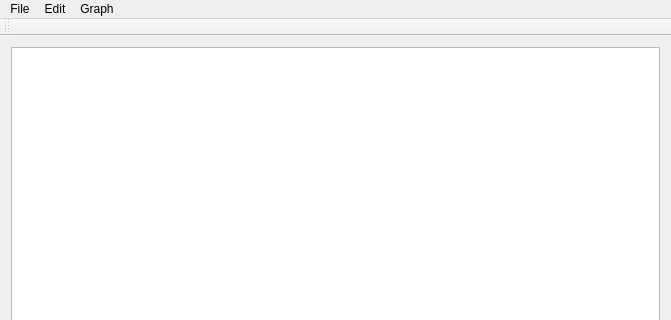
mblong/qtoma2, file qtoma2.ui: the form before one commit; both pictures show x 0 to 671 and y 0 to 320 of the 671 by 458 pixel window.
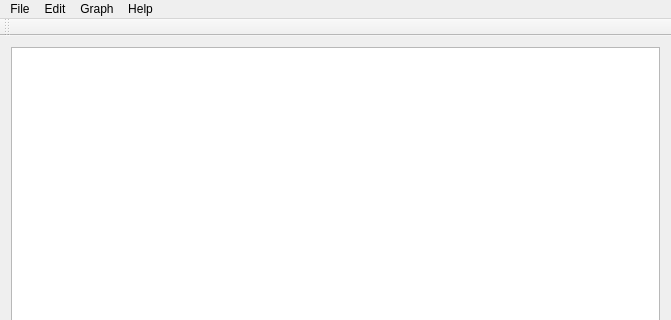
The form after the commit.

Commit message: some menu changes and bug fix in whichDrawingWindow

```diff
--- a/qtoma2.ui
+++ b/qtoma2.ui
@@ -52,9 +52,16 @@
     <addaction name="actionPlot_Rows"/>
     <addaction name="actionPlot_Columns"/>
    </widget>
+   <widget class="QMenu" name="menuHelp">
+    <property name="title">
+     <string>Help</string>
+    </property>
+    <addaction name="actionOma2_Help"/>
+   </widget>
    <addaction name="menuFile"/>
    <addaction name="menuEdit"/>
    <addaction name="menuGraph"/>
+   <addaction name="menuHelp"/>
   </widget>
   <widget class="QToolBar" name="mainToolBar">
    <attribute name="toolBarArea">
```
Left out of the diff: 11 changed lines with no effect on the pictures. The commit also changes 2 other files.
